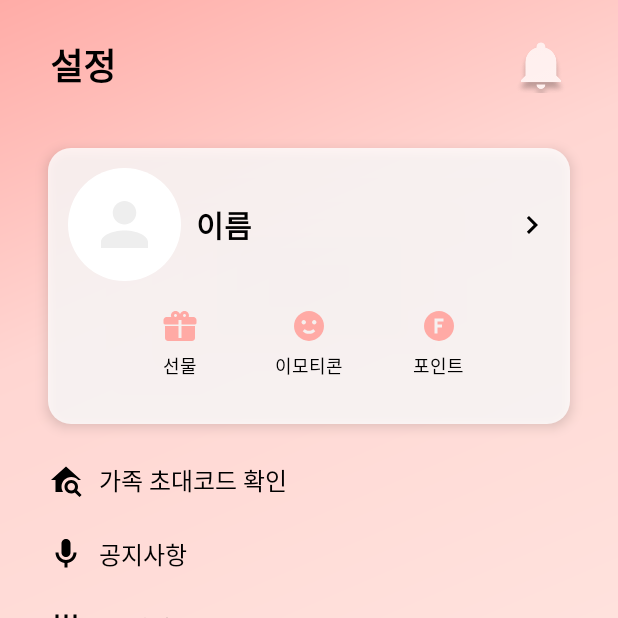
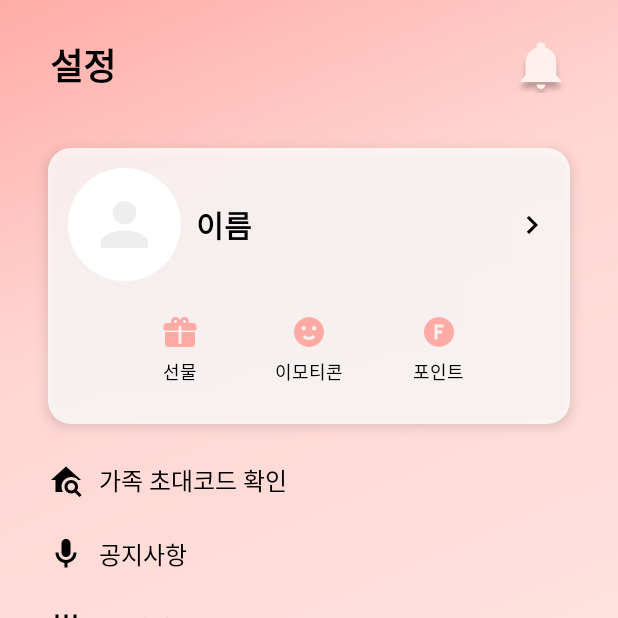
Before and after one commit to wsb7788/Faily, an Android app built with Jetpack Compose: the fragment SettingFragment placed in its activity, on a phone screen of 412 x 824 dp, the top half of it. Run offline under Robolectric (Android 15) with nearby library versions, the phone set to English and light mode, and no system bars; our stand-ins replace data binding; 3 statements that could not run were skipped.

Commit message:
setting 레이아웃 구성2

```diff
--- a/app/src/main/res/layout/fragment_setting.xml
+++ b/app/src/main/res/layout/fragment_setting.xml
@@ -106,11 +106,11 @@
                         android:layout_width="24dp"
                         android:layout_height="24dp"
                         android:src="@drawable/ic_present"
-                        android:layout_marginBottom="40dp"
-                        app:layout_constraintBottom_toBottomOf="parent"
                         app:layout_constraintEnd_toStartOf="@+id/btn_emoji"
                         app:layout_constraintHorizontal_bias="0.5"
-                        app:layout_constraintStart_toStartOf="parent" />
+                        android:layout_marginTop="22dp"
+                        app:layout_constraintStart_toStartOf="parent"
+                        app:layout_constraintTop_toBottomOf="@+id/iv_profile" />
 
                     <TextView
                         android:id="@+id/tv_present"
```
